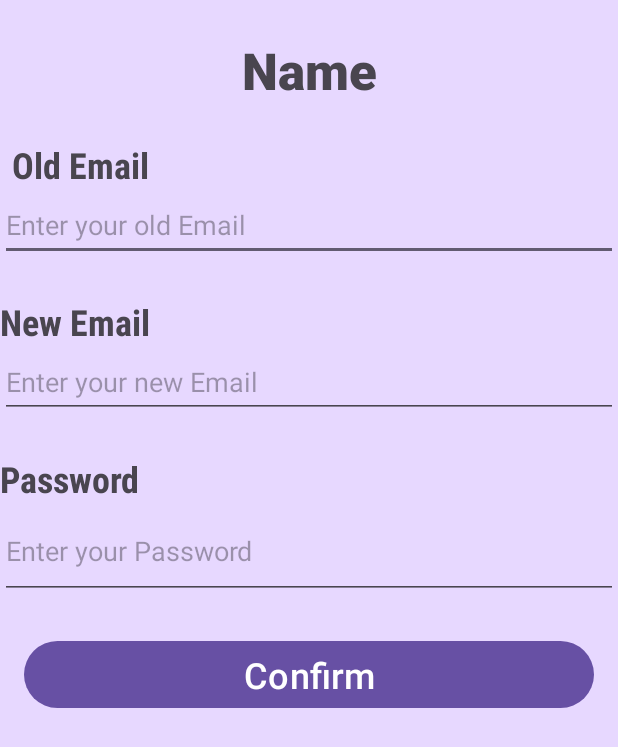
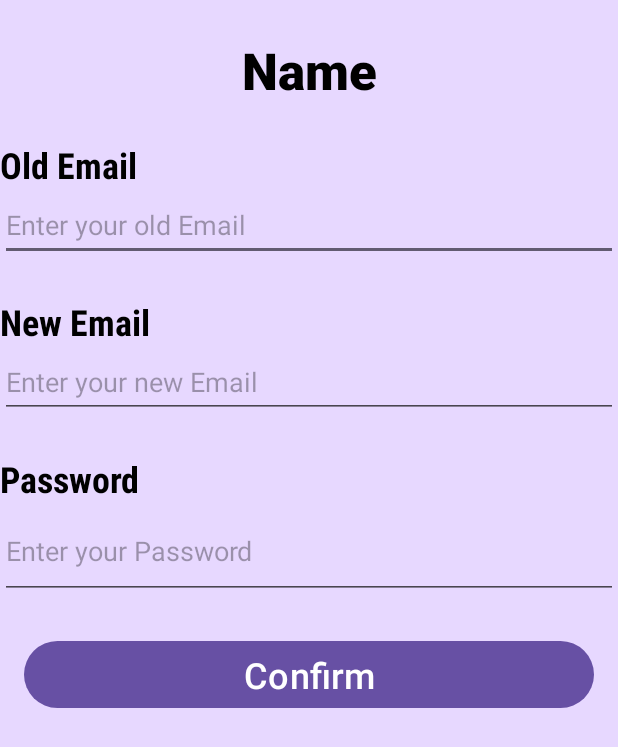
Before and after one commit to yoreumorchid/Safe_Haven, an Android app: the ProfileActivity screen opened directly, with no data from a screen before it, after a tap on "Update Email", on a phone screen of 412 x 824 dp. Shown: the top 747 px of the screen. Run offline under Robolectric (Android 15) with nearby library versions, the phone set to English and light mode, and no system bars; our stand-ins replace Firebase (no records; nobody signed in at launch, a user with empty details on screens opened directly); Roboto replaces fonts that are not available here; 1 other tap on this screen came first.

Commit message:
fix font color for better display

```diff
--- a/app/src/main/res/layout/activity_add_contacts.xml
+++ b/app/src/main/res/layout/activity_add_contacts.xml
@@ -27,6 +27,7 @@
       android:layout_height="wrap_content"
       android:layout_marginTop="128dp"
       android:text="Contacts"
+      android:textColor="@color/black"
       android:textSize="34sp"
       android:textStyle="bold"
       app:layout_constraintEnd_toEndOf="parent"
--- a/app/src/main/res/layout/activity_calling.xml
+++ b/app/src/main/res/layout/activity_calling.xml
@@ -55,6 +55,7 @@
         android:layout_marginTop="32dp"
         android:layout_marginEnd="8dp"
         android:text="@string/call_switch_location"
+        android:textColor="@color/black"
         android:textSize="16sp"
         android:textStyle="bold"
         app:layout_constraintEnd_toEndOf="parent"
--- a/app/src/main/res/layout/activity_fake_call.xml
+++ b/app/src/main/res/layout/activity_fake_call.xml
@@ -25,6 +25,7 @@
             android:layout_height="wrap_content"
             android:layout_marginEnd="48dp"
             android:text="Male Voice"
+            android:textColor="@color/black"
             android:textSize="24sp" />
 
         <RadioButton
@@ -32,6 +33,7 @@
             android:layout_width="wrap_content"
             android:layout_height="wrap_content"
             android:text="Female Voice"
+            android:textColor="@color/black"
             android:textSize="24sp" />
     </RadioGroup>
 
@@ -79,6 +81,7 @@
         android:fontFamily="@font/amaranth_bold_italic"
         android:showText="false"
         android:text="Do you want to turn on the haptics?     "
+        android:textColor="@color/black"
         android:textSize="24sp"
         app:layout_constraintEnd_toEndOf="parent"
         app:layout_constraintStart_toStartOf="parent"
--- a/app/src/main/res/layout/activity_forgot_password.xml
+++ b/app/src/main/res/layout/activity_forgot_password.xml
@@ -4,7 +4,7 @@
     xmlns:tools="http://schemas.android.com/tools"
     android:layout_width="match_parent"
     android:layout_height="match_parent"
-    android:backgroundTint="@color/main_color"
+    android:background="@color/main_color"
     tools:context=".ForgotPasswordActivity">
 
     <ImageView
@@ -23,6 +23,7 @@
         android:layout_height="wrap_content"
         android:layout_marginTop="32dp"
         android:text="@string/action_reset_password"
+        android:textColor="@color/black"
         android:textSize="24sp"
         android:textStyle="bold"
         app:layout_constraintEnd_toEndOf="parent"
@@ -34,9 +35,9 @@
         android:layout_width="200dp"
         android:layout_height="48dp"
         android:layout_marginTop="64dp"
-        android:background="#FCF5FD"
         android:hint="@string/prompt_email"
         android:inputType="textEmailAddress"
+        android:textColor="@color/black"
         app:layout_constraintEnd_toEndOf="parent"
         app:layout_constraintStart_toStartOf="parent"
         app:layout_constraintTop_toTopOf="@+id/TvResetPassword" />
--- a/app/src/main/res/layout/activity_login.xml
+++ b/app/src/main/res/layout/activity_login.xml
@@ -28,6 +28,7 @@
         android:hint="@string/prompt_email"
         android:inputType="textEmailAddress"
         android:selectAllOnFocus="true"
+        android:textColor="@color/black"
         android:textSize="18sp"
         app:layout_constraintEnd_toEndOf="parent"
         app:layout_constraintStart_toStartOf="parent"
@@ -43,6 +44,7 @@
         android:ems="10"
         android:hint="@string/prompt_password"
         android:inputType="textPassword"
+        android:textColor="@color/black"
         android:textSize="18sp"
         app:layout_constraintEnd_toEndOf="parent"
         app:layout_constraintStart_toStartOf="parent"
--- a/app/src/main/res/layout/activity_quick_alert.xml
+++ b/app/src/main/res/layout/activity_quick_alert.xml
@@ -84,6 +84,7 @@
         android:layout_marginTop="20dp"
         android:layout_marginEnd="16dp"
         android:text="Use the flashlight and siren responsibly in emergency situations only. "
+        android:textColor="@color/black"
         android:textSize="24sp"
         app:layout_constraintEnd_toEndOf="parent"
         app:layout_constraintStart_toStartOf="parent"
@@ -96,6 +97,7 @@
         android:layout_marginStart="16dp"
         android:layout_marginEnd="16dp"
         android:text="Ensure your safety and avoid misuse. "
+        android:textColor="@color/black"
         android:textSize="24sp"
         app:layout_constraintEnd_toEndOf="parent"
         app:layout_constraintStart_toStartOf="parent"
@@ -109,6 +111,7 @@
         android:layout_marginTop="32dp"
         android:layout_marginEnd="16dp"
         android:text="Trigger flashlight and siren together for quick emergency response."
+        android:textColor="@color/black"
         android:textSize="24sp"
         app:layout_constraintEnd_toEndOf="parent"
         app:layout_constraintStart_toStartOf="parent"
--- a/app/src/main/res/layout/activity_update_email.xml
+++ b/app/src/main/res/layout/activity_update_email.xml
@@ -14,6 +14,7 @@
         android:layout_marginTop="24dp"
         android:fontFamily="sans-serif-black"
         android:text="Name"
+        android:textColor="@color/black"
         android:textSize="34sp"
         app:layout_constraintEnd_toEndOf="parent"
         app:layout_constraintStart_toStartOf="parent"
@@ -23,10 +24,10 @@
         android:id="@+id/TvOldEmail"
         android:layout_width="wrap_content"
         android:layout_height="wrap_content"
-        android:layout_marginStart="8dp"
         android:layout_marginTop="24dp"
         android:fontFamily="sans-serif-condensed-medium"
         android:text="@string/label_old_email"
+        android:textColor="@color/black"
         android:textSize="24sp"
         android:textStyle="bold"
         app:layout_constraintStart_toStartOf="parent"
@@ -38,8 +39,9 @@
         android:layout_height="@dimen/edit_text_height"
         android:hint="@string/prompt_old_email"
         android:inputType="textEmailAddress"
+        android:textColor="@color/black"
+        app:layout_constraintEnd_toEndOf="parent"
         app:layout_constraintStart_toStartOf="parent"
-        app:layout_constraintEnd_toEndOf="parent"
         app:layout_constraintTop_toBottomOf="@+id/TvOldEmail" />
 
     <TextView
@@ -49,6 +51,7 @@
         android:layout_marginTop="24dp"
         android:fontFamily="sans-serif-condensed-medium"
         android:text="@string/label_new_email"
+        android:textColor="@color/black"
         android:textSize="24sp"
         android:textStyle="bold"
         app:layout_constraintStart_toStartOf="parent"
@@ -60,8 +63,9 @@
         android:layout_height="@dimen/edit_text_height"
         android:hint="@string/prompt_new_email"
         android:inputType="textEmailAddress"
+        android:textColor="@color/black"
+        app:layout_constraintEnd_toEndOf="parent"
         app:layout_constraintStart_toStartOf="parent"
-        app:layout_constraintEnd_toEndOf="parent"
         app:layout_constraintTop_toBottomOf="@+id/TvNewEmail" />
 
     <TextView
@@ -71,6 +75,7 @@
         android:layout_marginTop="24dp"
         android:fontFamily="sans-serif-condensed-medium"
         android:text="@string/label_password"
+        android:textColor="@color/black"
         android:textSize="24sp"
         android:textStyle="bold"
         app:layout_constraintStart_toStartOf="parent"
@@ -80,13 +85,13 @@
         android:id="@+id/EtPassword"
         android:layout_width="0dp"
         android:layout_height="64dp"
+        android:autofillHints="password"
         android:hint="@string/prompt_password"
         android:inputType="textPassword"
-        android:autofillHints="password"
+        android:textColor="@color/black"
+        app:layout_constraintEnd_toEndOf="parent"
         app:layout_constraintStart_toStartOf="parent"
-        app:layout_constraintEnd_toEndOf="parent"
-        app:layout_constraintTop_toBottomOf="@+id/TvPassword"
-         />
+        app:layout_constraintTop_toBottomOf="@+id/TvPassword" />
 
     <Button
         android:id="@+id/BtnUpdateEmailConfirm"
```
Also changed, not shown: app/src/main/res/layout/activity_profile.xml (+7 -2 lines).
